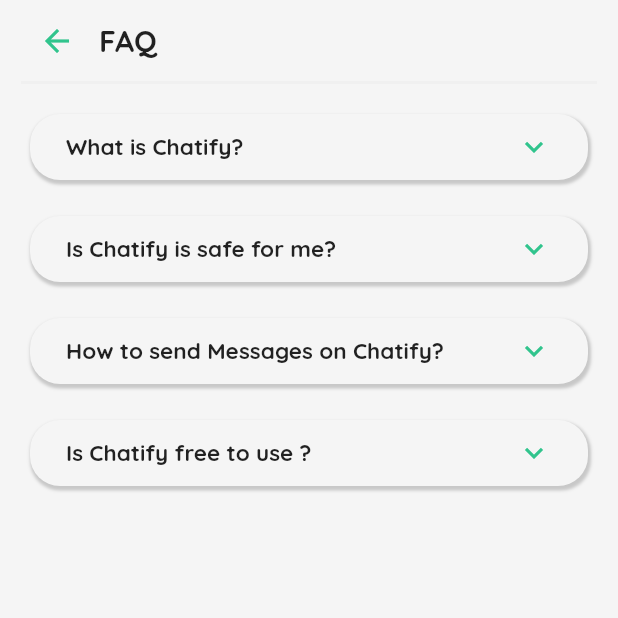
After one commit to nghiaved/chatify-app, a Flutter app: the FAQScreen screen opened directly, on a phone screen of 412 x 824 dp, the top half of it. The commit adds this screen. Run offline on Flutter 3.47's test engine with Material 2 defaults, Android fonts, the phone set to English and light mode, and no system bars; our stand-ins replace jwt_decoder, shared_preferences; accounts and stored records are empty.

Commit message:
FAQ screen

```diff
--- /dev/null
+++ b/client/lib/screens/settings/faq_screen.dart
@@ -0,0 +1,38 @@
+import 'package:client/constants/app_dimensions.dart';
+import 'package:client/widgets/appbar_widget.dart';
+import 'package:client/widgets/item_faq_widget.dart';
+import 'package:flutter/material.dart';
+
+class FAQScreen extends StatelessWidget {
+  const FAQScreen({super.key});
+
+  @override
+  Widget build(BuildContext context) {
+    return Scaffold(
+      appBar: const AppBarWidget(text: 'FAQ'),
+      body: Padding(
+        padding: const EdgeInsets.all(20),
+        child: Column(
+          children: const [
+            ItemFAQWidget(
+              text: 'What is Chatify?',
+              subText: 'Chatify is greatest chatting platform of this century.',
+            ),
+            SizedBox(height: AppDimensions.largeSpacing),
+            ItemFAQWidget(
+              text: 'Is Chatify is safe for me?',
+            ),
+            SizedBox(height: AppDimensions.largeSpacing),
+            ItemFAQWidget(
+              text: 'How to send Messages on Chatify?',
+            ),
+            SizedBox(height: AppDimensions.largeSpacing),
+            ItemFAQWidget(
+              text: 'Is Chatify free to use ?',
+            ),
+          ],
+        ),
+      ),
+    );
+  }
+}
--- a/client/lib/screens/settings/help_screen.dart
+++ b/client/lib/screens/settings/help_screen.dart
@@ -1,5 +1,6 @@
 import 'package:client/helpers/helper_function.dart';
 import 'package:client/screens/settings/app_info_screen.dart';
+import 'package:client/screens/settings/faq_screen.dart';
 import 'package:client/screens/settings/lorem_screen.dart';
 import 'package:client/widgets/appbar_widget.dart';
 import 'package:client/widgets/dashline_widget.dart';
@@ -19,7 +20,12 @@ class HelpScreen extends StatelessWidget {
         padding: const EdgeInsets.all(20),
         child: Column(
           children: [
-            const ItemTextShowWidget(text: 'FAQ'),
+            ItemTextShowWidget(
+              text: 'FAQ',
+              func: () {
+                nextScreen(context, const FAQScreen());
+              },
+            ),
             const DashlineWidget(margin: EdgeInsets.symmetric(vertical: 10)),
             ItemTextShowWidget(
               text: 'Term & Conditions',
--- /dev/null
+++ b/client/lib/widgets/item_faq_widget.dart
@@ -0,0 +1,96 @@
+import 'package:client/constants/app_colors.dart';
+import 'package:client/constants/app_dimensions.dart';
+import 'package:client/widgets/dashline_widget.dart';
+import 'package:flutter/material.dart';
+
+class ItemFAQWidget extends StatefulWidget {
+  const ItemFAQWidget({
+    super.key,
+    required this.text,
+    this.subText,
+  });
+
+  final String text;
+  final String? subText;
+
+  @override
+  State<ItemFAQWidget> createState() => _ItemFAQWidgetState();
+}
+
+class _ItemFAQWidgetState extends State<ItemFAQWidget> {
+  bool isShow = false;
+
+  @override
+  Widget build(BuildContext context) {
+    return GestureDetector(
+      onTap: () {
+        setState(() {
+          isShow = !isShow;
+        });
+      },
+      child: Container(
+        decoration: BoxDecoration(
+          borderRadius: BorderRadius.circular(20),
+          color: AppColors.whiteColor,
+          boxShadow: [
+            BoxShadow(
+              color: AppColors.blackColor.withOpacity(0.2),
+              spreadRadius: 1,
+              blurRadius: 1,
+              offset: const Offset(1, 2),
+            ),
+          ],
+        ),
+        child: Padding(
+          padding: const EdgeInsets.symmetric(
+            horizontal: AppDimensions.largeSpacing,
+            vertical: AppDimensions.largeSpacing - AppDimensions.mediumSpacing,
+          ),
+          child: Column(
+            crossAxisAlignment: CrossAxisAlignment.start,
+            children: [
+              Row(
+                mainAxisAlignment: MainAxisAlignment.spaceBetween,
+                children: [
+                  Text(
+                    widget.text,
+                    style: const TextStyle(
+                      fontSize: 15,
+                      fontWeight: FontWeight.bold,
+                    ),
+                  ),
+                  Icon(
+                    !isShow
+                        ? Icons.keyboard_arrow_down
+                        : Icons.keyboard_arrow_up,
+                    color: AppColors.primaryColor,
+                    size: AppDimensions.iconSize,
+                  ),
+                ],
+              ),
+              isShow
+                  ? const DashlineWidget(
+                      margin: EdgeInsets.symmetric(
+                        vertical: AppDimensions.mediumSpacing,
+                      ),
+                    )
+                  : const SizedBox(),
+              isShow
+                  ? Text(
+                      widget.subText != null
+                          ? widget.subText!
+                          : 'No answer found',
+                      textAlign: TextAlign.start,
+                      style: const TextStyle(
+                        fontSize: 15,
+                        fontWeight: FontWeight.w600,
+                      ),
+                    )
+                  : const SizedBox(),
+            ],
+          ),
+        ),
+      ),
+    );
+  }
+}
```
